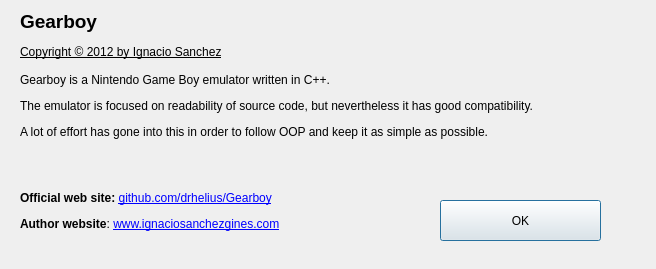
First picture: the form in platforms/qt-shared/About.ui, repository drhelius/Gearboy, before the edit.
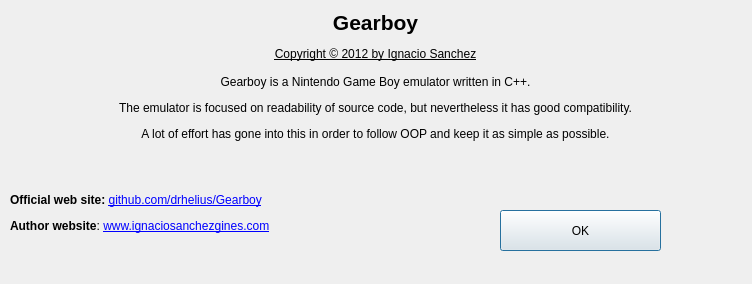
Second picture: the form after the edit.

Commit message: about dialog box fixed for linux

```diff
--- a/platforms/qt-shared/About.ui
+++ b/platforms/qt-shared/About.ui
@@ -6,8 +6,8 @@
    <rect>
     <x>0</x>
     <y>0</y>
-    <width>656</width>
-    <height>269</height>
+    <width>752</width>
+    <height>284</height>
    </rect>
   </property>
   <property name="windowTitle">
@@ -16,14 +16,14 @@
   <widget class="QLabel" name="label">
    <property name="geometry">
     <rect>
-     <x>20</x>
+     <x>10</x>
      <y>10</y>
-     <width>621</width>
-     <height>241</height>
+     <width>731</width>
+     <height>261</height>
     </rect>
    </property>
    <property name="text">
-    <string>&lt;html&gt;&lt;head/&gt;&lt;body&gt;&lt;p&gt;&lt;span style=&quot; font-size:14pt; font-weight:600;&quot;&gt;Gearboy&lt;/span&gt;&lt;/p&gt;&lt;p&gt;&lt;span style=&quot; text-decoration: underline;&quot;&gt;Copyright © 2012 by Ignacio Sanchez&lt;/span&gt;&lt;br/&gt;&lt;br/&gt;Gearboy is a Nintendo Game Boy emulator written in C++.&lt;/p&gt;&lt;p&gt;The emulator is focused on readability of source code, but nevertheless it has good compatibility.&lt;/p&gt;&lt;p&gt;A lot of effort has gone into this in order to follow OOP and keep it as simple as possible.&lt;/p&gt;&lt;p&gt;&lt;br/&gt;&lt;/p&gt;&lt;p&gt;&lt;span style=&quot; font-weight:600;&quot;&gt;Official web site: &lt;/span&gt;&lt;a href=&quot;https://github.com/drhelius/Gearboy&quot;&gt;&lt;span style=&quot; text-decoration: underline; color:#0000ff;&quot;&gt;github.com/drhelius/Gearboy&lt;/span&gt;&lt;/a&gt;&lt;/p&gt;&lt;p&gt;&lt;span style=&quot; font-weight:600;&quot;&gt;Author website&lt;/span&gt;: &lt;a href=&quot;http://www.ignaciosanchezgines.com&quot;&gt;&lt;span style=&quot; text-decoration: underline; color:#0000ff;&quot;&gt;www.ignaciosanchezgines.com&lt;/span&gt;&lt;/a&gt;&lt;/p&gt;&lt;/body&gt;&lt;/html&gt;</string>
+    <string>&lt;html&gt;&lt;head/&gt;&lt;body&gt;&lt;p align=&quot;center&quot;&gt;&lt;span style=&quot; font-size:16pt; font-weight:600;&quot;&gt;Gearboy&lt;/span&gt;&lt;/p&gt;&lt;p align=&quot;center&quot;&gt;&lt;span style=&quot; text-decoration: underline;&quot;&gt;Copyright © 2012 by Ignacio Sanchez&lt;/span&gt;&lt;br/&gt;&lt;br/&gt;Gearboy is a Nintendo Game Boy emulator written in C++.&lt;/p&gt;&lt;p align=&quot;center&quot;&gt;The emulator is focused on readability of source code, but nevertheless it has good compatibility.&lt;/p&gt;&lt;p align=&quot;center&quot;&gt;A lot of effort has gone into this in order to follow OOP and keep it as simple as possible.&lt;/p&gt;&lt;p&gt;&lt;br/&gt;&lt;/p&gt;&lt;p&gt;&lt;span style=&quot; font-weight:600;&quot;&gt;Official web site: &lt;/span&gt;&lt;a href=&quot;https://github.com/drhelius/Gearboy&quot;&gt;&lt;span style=&quot; text-decoration: underline; color:#0000ff;&quot;&gt;github.com/drhelius/Gearboy&lt;/span&gt;&lt;/a&gt;&lt;/p&gt;&lt;p&gt;&lt;span style=&quot; font-weight:600;&quot;&gt;Author website&lt;/span&gt;: &lt;a href=&quot;http://www.ignaciosanchezgines.com&quot;&gt;&lt;span style=&quot; text-decoration: underline; color:#0000ff;&quot;&gt;www.ignaciosanchezgines.com&lt;/span&gt;&lt;/a&gt;&lt;/p&gt;&lt;/body&gt;&lt;/html&gt;</string>
    </property>
    <property name="textFormat">
     <enum>Qt::RichText</enum>
@@ -38,8 +38,8 @@
   <widget class="QPushButton" name="okButton">
    <property name="geometry">
     <rect>
-     <x>440</x>
-     <y>200</y>
+     <x>500</x>
+     <y>210</y>
      <width>161</width>
      <height>41</height>
     </rect>
```
